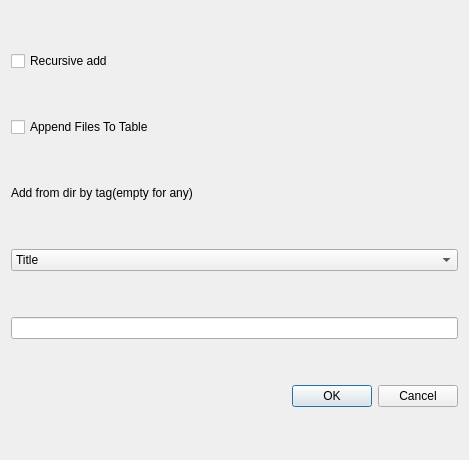
Qt form app/src/preferences.ui (MansTomb/utext) before a commit.
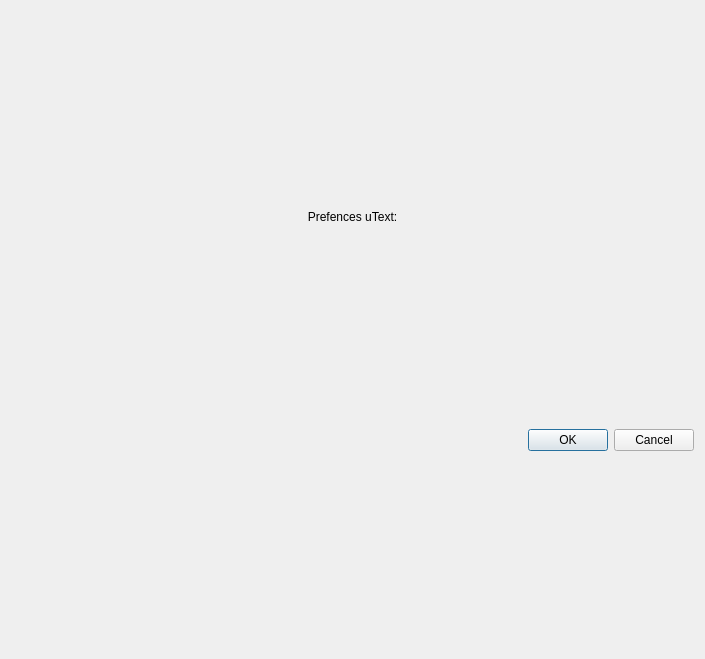
The same form after that commit.

The edit to the form file:
```diff
--- a/app/src/preferences.ui
+++ b/app/src/preferences.ui
@@ -6,85 +6,48 @@
    <rect>
     <x>0</x>
     <y>0</y>
-    <width>469</width>
-    <height>460</height>
+    <width>705</width>
+    <height>659</height>
    </rect>
   </property>
   <property name="windowTitle">
    <string>Dialog</string>
   </property>
   <layout class="QVBoxLayout" name="verticalLayout">
-   <item>
-    <widget class="QCheckBox" name="checkBox">
-     <property name="text">
-      <string>Recursive add</string>
-     </property>
-    </widget>
-   </item>
-   <item>
-    <widget class="QCheckBox" name="checkBox_2">
-     <property name="maximumSize">
-      <size>
-       <width>16777215</width>
-       <height>20</height>
-      </size>
-     </property>
-     <property name="text">
-      <string>Append Files To Table</string>
-     </property>
-    </widget>
-   </item>
    <item>
     <widget class="QLabel" name="label">
+     <property name="enabled">
+      <bool>true</bool>
+     </property>
      <property name="sizePolicy">
-      <sizepolicy hsizetype="MinimumExpanding" vsizetype="MinimumExpanding">
+      <sizepolicy hsizetype="Expanding" vsizetype="Fixed">
        <horstretch>0</horstretch>
        <verstretch>0</verstretch>
       </sizepolicy>
      </property>
-     <property name="maximumSize">
+     <property name="minimumSize">
       <size>
-       <width>16777215</width>
+       <width>0</width>
        <height>20</height>
       </size>
      </property>
+     <property name="styleSheet">
+      <string notr="true">Text {
+    color: &quot;blue&quot;
+    font.family: &quot;Arial&quot;
+    font.bold: true
+    font.italic: true
+    font.pixelSize: 12
+}</string>
+     </property>
      <property name="text">
-      <string>Add from dir by tag(empty for any)</string>
+      <string>Prefences uText:</string>
      </property>
+     <property name="alignment">
+      <set>Qt::AlignCenter</set>
+     </property>
     </widget>
    </item>
-   <item>
-    <widget class="QComboBox" name="comboBox">
-     <item>
-      <property name="text">
-       <string>Title</string>
-      </property>
-     </item>
-     <item>
-      <property name="text">
-       <string>Artist</string>
-      </property>
-     </item>
-     <item>
-      <property name="text">
-       <string>Album</string>
-      </property>
-     </item>
-     <item>
-      <property name="text">
-       <string>Genre</string>
-      </property>
-     </item>
-     <item>
-      <property name="text">
-       <string>Year</string>
-      </property>
-     </item>
-    </widget>
-   </item>
-   <item>
-    <widget class="QLineEdit" name="lineEdit"/>
-   </item>
    <item>
     <widget class="QDialogButtonBox" name="buttonBox">
      <property name="orientation">
```
Left out of the diff: 8 changed lines with no effect on the pictures.
